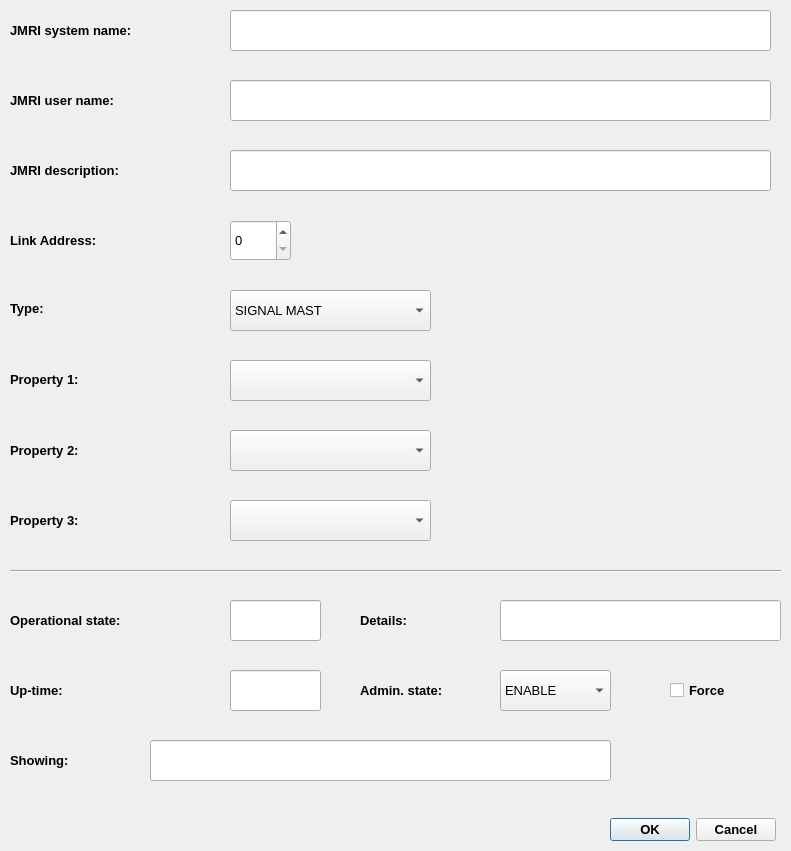
Above: Server/Scripts/GenJMRI/ui/LightGroup_Dialog.ui from jonasbjurel/myRailIO before the change. Below: the same form after it.
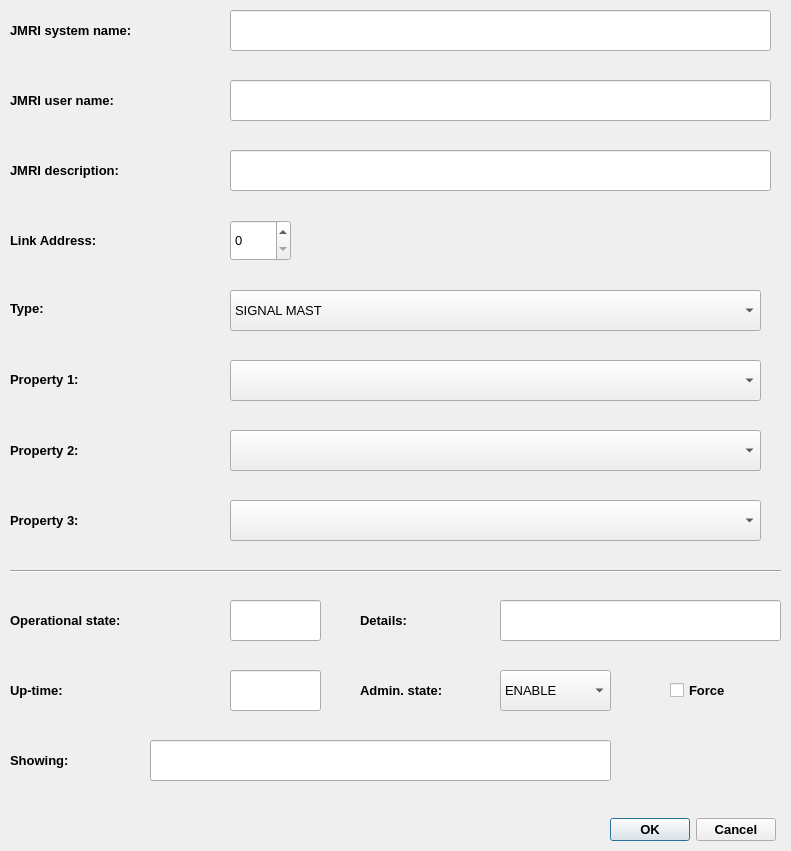
That is the form after the change. Icons and pictures are not drawn.

What changed in the file:
```diff
--- a/Server/Scripts/GenJMRI/ui/LightGroup_Dialog.ui
+++ b/Server/Scripts/GenJMRI/ui/LightGroup_Dialog.ui
@@ -452,7 +452,7 @@
     <rect>
      <x>230</x>
      <y>290</y>
-     <width>201</width>
+     <width>531</width>
      <height>41</height>
     </rect>
    </property>
@@ -540,7 +540,7 @@
     <rect>
      <x>230</x>
      <y>360</y>
-     <width>201</width>
+     <width>531</width>
      <height>41</height>
     </rect>
    </property>
@@ -578,7 +578,7 @@
     <rect>
      <x>230</x>
      <y>430</y>
-     <width>201</width>
+     <width>531</width>
      <height>41</height>
     </rect>
    </property>
@@ -616,7 +616,7 @@
     <rect>
      <x>230</x>
      <y>500</y>
-     <width>201</width>
+     <width>531</width>
      <height>41</height>
     </rect>
    </property>
```
Left out of the diff: 6 changed lines with no effect on the pictures.
